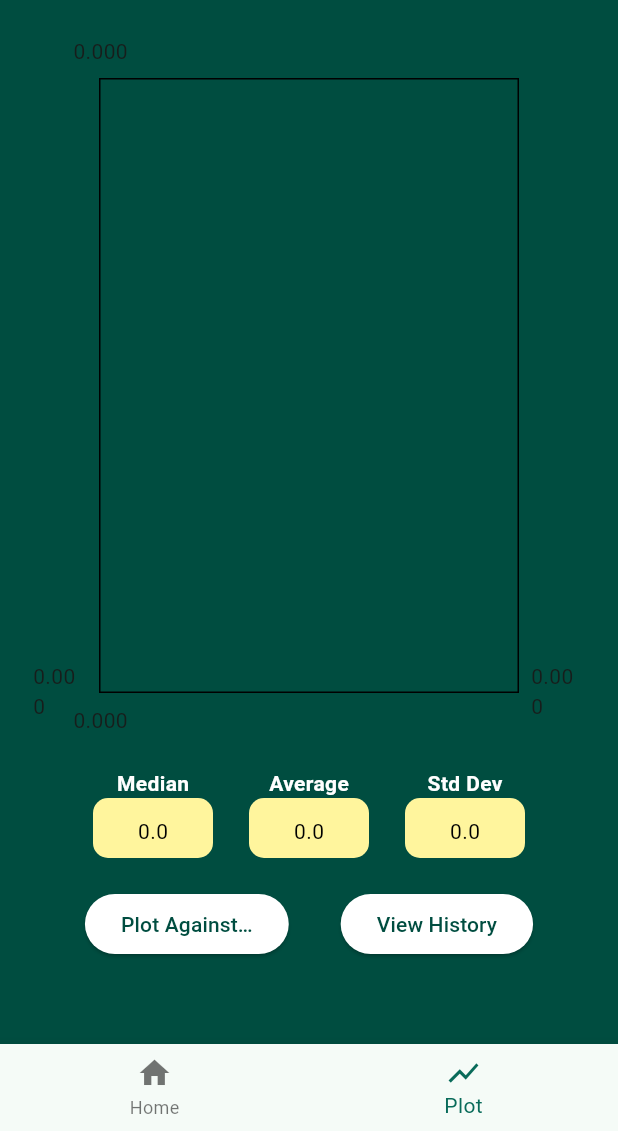
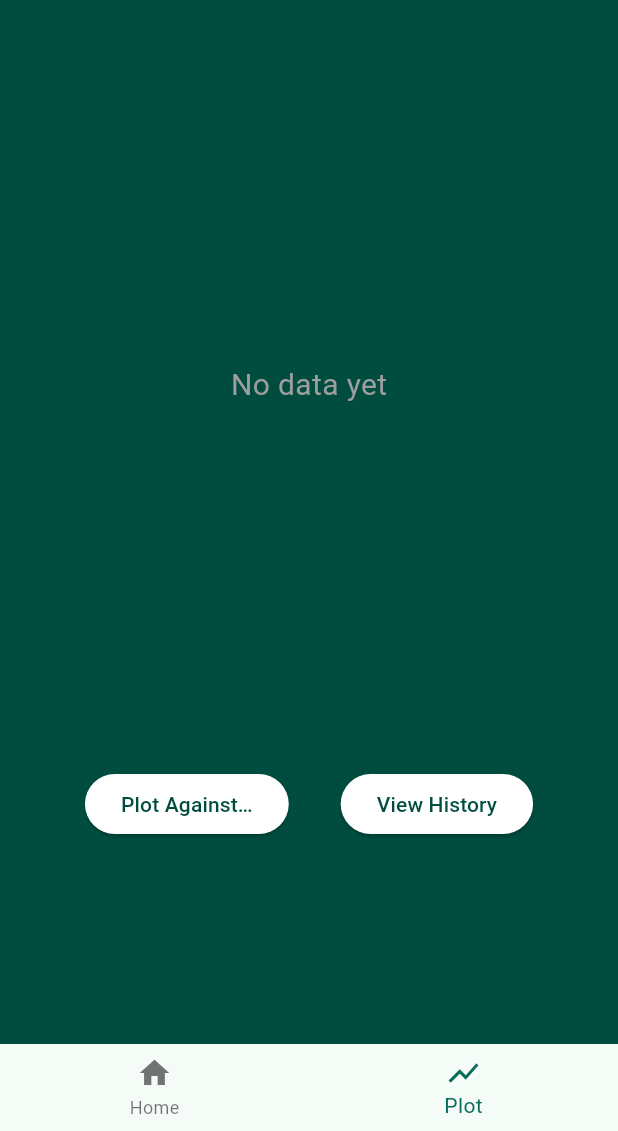
Before and after one commit to wsy1229rose/TreeRing, a Flutter app: the ScaffoldWithNav screen opened directly with empty values, item 2 of the bottom bar chosen, on a phone screen of 412 x 824 dp, the part 105-1236 px from its top. Run offline on Flutter 3.47's test engine with Material 3 defaults, Android fonts, the phone set to English and light mode, and no system bars; drawn by our look-alikes of fl_chart; our stand-ins replace image_picker, sqflite; accounts and stored records are empty.

Commit message:
LineChartWidget completed. Legend, Tooltip added. Nomalized curve fixed

```diff
--- a/lib/main.dart
+++ b/lib/main.dart
@@ -38,7 +38,7 @@ class TreeRingApp extends StatelessWidget {
       initialRoute: '/start',
       routes: {
         '/start': (context) => const StartPage(),
-        '/': (context) => const HomePage(),
+        '/': (context) => const HomePage(initialMood: 0),
         PlotPage.routeName: (_) => const PlotPage(),
         RecordPage.routeName: (_) => const RecordPage(),
         MonthlyReportPage.routeName: (_) => const MonthlyReportPage(),
--- a/lib/screens/plot_page.dart
+++ b/lib/screens/plot_page.dart
@@ -124,7 +124,6 @@ class _PlotPageState extends State<PlotPage> {
           padding: const EdgeInsets.all(22),
           child: Column(
             children: [
-              // Replaced internal LineChart + tooltip stack with our new widget ---
               LineChartWidget(
                 key: ValueKey(_selectedMoodidi?.id),
                 selectedMoodidi: _selectedMoodidi,
@@ -132,16 +131,15 @@ class _PlotPageState extends State<PlotPage> {
                 //buildMoodTooltip: (entry) => buildMoodTooltip(context, entry),
                 //buildAvgTooltip: (value) => buildAvgTooltip(context, value),
               ),
-
-              const SizedBox(height: 20),
-              Row(
-                mainAxisAlignment: MainAxisAlignment.spaceEvenly,
-                children: [
-                  ComputeStats(
-                    moodidi: _selectedMoodidi,
-                  ),
-                ]
-              ),
+              // const SizedBox(height: 20),
+              // Row(
+              //   mainAxisAlignment: MainAxisAlignment.spaceEvenly,
+              //   children: [
+              //     ComputeStats(
+              //       moodidi: _selectedMoodidi,
+              //     ),
+              //   ]
+              // ),
               const SizedBox(height: 20),
               Row(
                 mainAxisAlignment: MainAxisAlignment.spaceEvenly,
--- a/lib/widgets/compute_stats.dart
+++ b/lib/widgets/compute_stats.dart
@@ -1,60 +1,19 @@
 import 'dart:math';
 import 'package:flutter/material.dart';
 import '../models/moodidi.dart';
-import '../models/mood_entry.dart';
-import 'package:treering/db/database_helper.dart';
+import 'line_chart.dart'; // ← Import chart data
 
 // A widget that displays average, median, and standard deviation
 /// statistics for mood entries. If a yes/no moodidi is selected, it
 /// shows separate stats for yes and no days. Otherwise, it shows
 /// overall stats for all mood entries.
-class ComputeStats extends StatefulWidget {
+class ComputeStats extends StatelessWidget {
   final Moodidi? moodidi;
 
   const ComputeStats({
     Key? key,
     this.moodidi,
   }) : super(key: key);
-
-  @override
-  State<ComputeStats> createState() => _ComputeStatsState();
-}
-
-class _ComputeStatsState extends State<ComputeStats> {
-  List<MoodEntry> moodEntries = [];
-  List<MoodEntry> yesEntries = [];
-  List<MoodEntry> noEntries = [];
-
-  @override
-  void initState() {
-    super.initState();
-    _loadStats();
-  }
-
-  Future<void> _loadStats() async {
-    final all = await DatabaseHelper.instance.getAllMoodEntries();
-    final moodidi = widget.moodidi;
-
-    final yes = <MoodEntry>[];
-    final no = <MoodEntry>[];
-
-    if (moodidi != null) {
-      for (final entry in all) {
-        final response = entry.responses?[moodidi.keyword];
-        if (response == true) {
-          yes.add(entry);
-        } else if (response == false) {
-          no.add(entry);
-        }
-      }
-    }
-
-    setState(() {
-      moodEntries = all;
-      yesEntries = yes;
-      noEntries = no;
-    });
-  }
 
   double _mean(List<double> xs) {
     if (xs.isEmpty) return 0.0;
@@ -77,10 +36,15 @@ class _ComputeStatsState extends State<ComputeStats> {
 
   @override
   Widget build(BuildContext context) {
-    // Case: yes/no moodidi selected
-    if (widget.moodidi != null && !widget.moodidi!.isNumeric) {
-      final yesVals = yesEntries.map((e) => e.rating.toDouble()).toList();
-      final noVals  = noEntries.map((e) => e.rating.toDouble()).toList();
+    final chartState = context.findAncestorStateOfType<LineChartWidgetState>();
+
+    if (chartState == null) {
+      return const Text('Error: No chart state found');
+    }
+
+    if (moodidi != null && !moodidi!.isNumeric) {
+      final yesVals = chartState.yesSpots.map((s) => s.y).toList();
+      final noVals  = chartState.noSpots.map((s) => s.y).toList();
 
       final avgYes = _mean(yesVals).toStringAsFixed(1);
       final medYes = _median(yesVals).toStringAsFixed(1);
@@ -101,11 +65,10 @@ class _ComputeStatsState extends State<ComputeStats> {
       );
     }
 
-    // Default case: no moodidi selected or numeric moodidi: overall stats
-    final allVals = moodEntries.map((e) => e.rating.toDouble()).toList();
-    final avg   = _mean(allVals).toStringAsFixed(1);
-    final med   = _median(allVals).toStringAsFixed(1);
-    final std   = _stdDev(allVals).toStringAsFixed(1);
+    final allVals = chartState.moodSpots.map((s) => s.y).toList();
+    final avg = _mean(allVals).toStringAsFixed(1);
+    final med = _median(allVals).toStringAsFixed(1);
+    final std = _stdDev(allVals).toStringAsFixed(1);
 
     return Row(
       mainAxisAlignment: MainAxisAlignment.spaceEvenly,
--- a/lib/widgets/line_chart.dart
+++ b/lib/widgets/line_chart.dart
@@ -1,10 +1,10 @@
 import 'package:flutter/material.dart';
 import 'package:fl_chart/fl_chart.dart';
 import 'package:treering/models/mood_entry.dart';
-import 'package:treering/models/moodidi_entry.dart';
 import 'package:treering/models/moodidi.dart';
 import 'package:treering/utils/data_normalization.dart';
 import 'package:treering/db/database_helper.dart';
+import 'compute_stats.dart';
 import 'package:treering/widgets/tooltip.dart';
 
 enum TooltipType { mood, avgChange }
@@ -25,26 +25,32 @@ class LineChartWidget extends StatefulWidget {
   }) : super(key: key);
 
   @override
-  State<LineChartWidget> createState() => _LineChartWidgetState();
+  State<LineChartWidget> createState() => LineChartWidgetState();
 }
 
-class _LineChartWidgetState extends State<LineChartWidget> {
-  // Offset? _tooltipOffset;
-  // TooltipType? _tooltipType;
-  // MoodEntry? _tappedEntry;
-  // double? _tappedAvgValue;
+class LineChartWidgetState extends State<LineChartWidget> {
+  Offset? _tooltipOffset;
+  MoodEntry? _tappedEntry;
+  bool _showTooltip = false;
 
   late List<MoodEntry> _moodEntries;
   late List<FlSpot> _cumulativeAvgSpots;
   late double _avg;
 
-  late List<double> _normalizedMoodidiEntries;
+  late List<FlSpot> _normalizedSpots;
 
   late List<FlSpot> _moodSpots;
   late List<FlSpot> _yesSpots;
   late List<FlSpot> _yesAvgSpots;
   late List<FlSpot> _noSpots;
   late List<FlSpot> _noAvgSpots;
+
+
+
+  // Public read-only accessors:
+  List<FlSpot> get moodSpots => _moodSpots;
+  List<FlSpot> get yesSpots => _yesSpots;
+  List<FlSpot> get noSpots => _noSpots;
 
   @override
   void initState() {
@@ -65,23 +71,29 @@ class _LineChartWidgetState extends State<LineChartWidget> {
 
   Future<void> _loadData() async {
     List<MoodEntry> moodEntries = [];
-    List<double> normalizedMoodidiEntries = [];
     final yesSpots = <FlSpot>[];
     final yesAvgSpots = <FlSpot>[];
     final noSpots = <FlSpot>[];
     final noAvgSpots = <FlSpot>[];
+    //List<FlSpot> normalizedSpots = [];
 
     moodEntries = (await DatabaseHelper.instance.getAllMoodEntries()).take(widget.visibleCount).toList().reversed.toList();
 
     if (widget.selectedMoodidi != null) {
       if (widget.selectedMoodidi!.isNumeric) {
-        List<MoodidiEntry> moodidiEntries = [];
+        // Normalized moodidiEntries curve
+        final keyword = widget.selectedMoodidi!.keyword;
+        final moodVals = moodEntries.map((e) => e.rating.toDouble()).toList();
+        final moodidiRawVals = moodEntries.map((e) => e.responses?[keyword]).toList();
 
-        moodidiEntries = (await DatabaseHelper.instance.getAllMoodidiEntries(widget.selectedMoodidi!.keyword)).take(widget.visibleCount).toList().reversed.toList();
-        //debugPrint('[LINE_CHART_moodidiEntries] got ${moodidiEntries.length} moodidi entries');
-        final moodList = moodEntries.map((e) => e.rating.toDouble()).toList();
-        final moodidiList = moodidiEntries.map((e) => e.entry.toDouble()).toList();
-        normalizedMoodidiEntries = normalizeSeries(original: moodList, series: moodidiList);
+        final normalizedSpots = normalizeSeries(
+          original: moodVals,
+          rawSeries: moodidiRawVals,
+        );
+
+        setState(() {
+          _normalizedSpots = normalizedSpots;
+        });
 
       } else {
         for (int i = 0; i < moodEntries.length; i++) {
@@ -100,12 +112,27 @@ class _LineChartWidgetState extends State<LineChartWidget> {
         final yesAvg = yesSpots.isNotEmpty
             ? yesSpots.map((s) => s.y).reduce((a, b) => a + b) / yesSpots.length
             : 0.0;
-        yesAvgSpots.addAll(yesSpots.map((s) => FlSpot(s.x, yesAvg)));
-
         final noAvg = noSpots.isNotEmpty
             ? noSpots.map((s) => s.y).reduce((a, b) => a + b) / noSpots.length
             : 0.0;
-        noAvgSpots.addAll(noSpots.map((s) => FlSpot(s.x, noAvg)));
+
+        final int lastX = moodEntries.length - 1;
+
+        yesAvgSpots.addAll([
+          FlSpot(0, yesAvg),
+          FlSpot(lastX.toDouble(), yesAvg),
+        ]);
+        noAvgSpots.addAll([
+          FlSpot(0, noAvg),
+          FlSpot(lastX.toDouble(), noAvg),
+        ]);
+
+        setState(() {
+          _yesSpots = yesSpots;
+          _yesAvgSpots = yesAvgSpots;
+          _noSpots = noSpots;
+          _noAvgSpots = noAvgSpots;
+        });
       }
     }
 
@@ -125,21 +152,94 @@ class _LineChartWidgetState extends State<LineChartWidget> {
 
     setState(() {
       _moodEntries = moodEntries;
-      _normalizedMoodidiEntries = normalizedMoodidiEntries;
-      _yesSpots = yesSpots;
-      _yesAvgSpots = yesAvgSpots;
-      _noSpots = noSpots;
-     _noAvgSpots = noAvgSpots;
       _moodSpots = moodSpots;
       _cumulativeAvgSpots = cumulativeAvgSpots;
       _avg = avg;
     });
   }
 
+  Widget _buildLegend() {
+    final legendItems = <Widget>[];
+
+    // Case 1: Default mood plot
+    if (widget.selectedMoodidi == null) {
+      legendItems.addAll([
+        _legendItem(Colors.green, 'Mood'),
+        _legendItem(Colors.yellow.shade200, 'Cumulative Avg'),
+        _legendItem(const Color.fromARGB(255, 136, 136, 136), 'Average'),
+      ]);
+    }
+
+    // Case 2: Yes/No moodidi selected
+    else if (!widget.selectedMoodidi!.isNumeric) {
+      final keyword = widget.selectedMoodidi!.keyword;
+      legendItems.addAll([
+        _legendItem(const Color.fromARGB(255, 27, 155, 214), 'Moodidi $keyword - yes'),
+        _legendItem(const Color.fromARGB(255, 8, 70, 179), 'yes line avg'),
+        _legendItem(Colors.orangeAccent, 'Moodidi $keyword - no'),
+        _legendItem(const Color.fromARGB(255, 167, 97, 17), 'no line avg'),
+      ]);
+    }
+
+    // Case 3: Numeric moodidi selected (show mood plot + normalized curve)
+    else if (widget.selectedMoodidi!.isNumeric) {
+      final keyword = widget.selectedMoodidi!.keyword;
+      legendItems.addAll([
+        _legendItem(Colors.green, 'Mood'),
+        _legendItem(Colors.grey, 'Average'),
+        _legendItem(const Color.fromARGB(255, 20, 186, 236), 'Normalized\n$keyword'),
+      ]);
+    }
+
+    return Container(
+      padding: const EdgeInsets.all(8),
+      child: Column(
+        crossAxisAlignment: CrossAxisAlignment.start,
+        children: legendItems,
+      ),
+    );
+  }
+
+  Widget _legendItem(Color color, String label) {
+    return Padding(
+      padding: const EdgeInsets.symmetric(vertical: 2),
+      child: Row(
+        mainAxisSize: MainAxisSize.min,
+        children: [
+          Container(
+            width: 10,
+            height: 10,
+            margin: const EdgeInsets.only(right: 6),
+            decoration: BoxDecoration(
+              color: color,
+              shape: BoxShape.circle,
+            ),
+          ),
+          Text(label, style: const TextStyle(fontSize: 12)),
+        ],
+      ),
+    );
+  }
 
   @override
   Widget build(BuildContext context) {
-  return SizedBox(
+    if (_moodEntries.isEmpty) {
+      return const SizedBox(
+        height: 470,
+        child: Center(
+          child: Text(
+            'No data yet',
+            style: TextStyle(fontSize: 20, color: Colors.grey),
+          ),
+        ),
+      );
+    }
+    return Column(
+      crossAxisAlignment: CrossAxisAlignment.stretch,
+      children: [
+        Stack(
+          children: [
+            SizedBox(
               height: 470,
               child: LineChart(
                 LineChartData(
@@ -163,7 +263,7 @@ Widget build(BuildContext context) {
                       LineChartBarData(                      // yes Avg entries
                         spots: _yesAvgSpots,
                         barWidth: 1.5,
-              color: const Color.fromARGB(255, 34, 33, 146),
+                        color: const Color.fromARGB(255, 47, 44, 206),
                         dashArray: [5, 5],
                         dotData: const FlDotData(show: false),
                       ),
@@ -173,7 +273,7 @@ Widget build(BuildContext context) {
                         dotData: FlDotData(show: true),
                       ),
                       LineChartBarData(                      // No Avg entries
-              spots: _yesAvgSpots,
+                        spots: _noAvgSpots,
                         barWidth: 1.5,
                         color: const Color.fromARGB(255, 167, 97, 17),
                         dashArray: [5, 5],
@@ -184,19 +284,21 @@ Widget build(BuildContext context) {
                         spots: List.generate(_moodEntries.length,
                           (i) => FlSpot(i.toDouble(), _moodEntries[i].rating.toDouble()),
                         ),
+                        color:  Colors.green,
                         dotData: FlDotData(show: true),
                       ),
                       LineChartBarData(                    // normalized
-              spots: List.generate(_normalizedMoodidiEntries.length,
-                (i) => FlSpot(i.toDouble(), _normalizedMoodidiEntries[i]),
-              ),
-              color: Colors.deepPurple,
+                        // spots: List.generate(_normalizedMoodidiEntries.length,
+                        //   (i) => FlSpot(i.toDouble(), _normalizedMoodidiEntries[i]),
+                        // ),
+                        spots: _normalizedSpots,
+                        dotData: FlDotData(show: false),
                         isCurved: true,
-              dotData: FlDotData(show: true),
                       ),
                     ] else ...[
                       LineChartBarData(                     // mood plot
                         spots: _moodSpots,
+                        color:  Colors.green,
                         barWidth: 2,
                         dotData: const FlDotData(show: true),
                       ),
@@ -208,95 +310,7 @@ Widget build(BuildContext context) {
                         dotData: const FlDotData(show: false),
                       ),
                     ]
-        ],
-      ),
-    ),
-  );
-}
-
-
-  // @override
-  // Widget build(BuildContext context) {
-  //   return FutureBuilder<List<dynamic>>(
-  //     future: Future.wait([_allMoodEntriesFuture,
-  //     _allMoodidiEntriesFuture ?? Future.value([]), // fallback if null
-  //     ]),
-  //     builder: (context, snapshot) {
-  //       if (snapshot.connectionState == ConnectionState.waiting) {
-  //         return const Center(child: CircularProgressIndicator());
-  //       } else if (!snapshot.hasData || snapshot.data!.isEmpty) {
-  //         return const Center(child: Text('No data yet.'));
-  //       }
-  //       return FutureBuilder<List<double>>(
-  //         future: _normalizedMoodidiEntries,
-  //         builder: (context, normSnapshot) {
-  //  //         final normalizedMoodidiValues = normSnapshot.data ?? [];
-
-  //           return Container(
-  //             height: 470,
-       /*       child: Stack(
-                children: [
-                  LineChart(
-                    LineChartData(
-                      lineBarsData: [
-                          if (widget.selectedMoodidi != null && !widget.selectedMoodidi!.isNumeric) ...[
-                          LineChartBarData(                     // yes mood plot
-                            // spots: yesEntries
-                            //     .map((e) => FlSpot(e.timestamp.millisecondsSinceEpoch.toDouble(), e.rating.toDouble()))
-                            //     .toList(),
-                            spots: List.generate(yesEntries.length,
-                              (i) => FlSpot(i.toDouble(), yesEntries[i].entry.toDouble())
-                            ),
-                            color: const Color.fromARGB(255, 55, 188, 250),
-                            dotData: FlDotData(show: true),
-                          ),
-                          LineChartBarData(                     // no mood plot
-                            spots: List.generate(noEntries.length,
-                              (i) => FlSpot(i.toDouble(), noEntries[i].entry.toDouble())
-                            ),
-                            color: Colors.lightGreen,
-                            dotData: FlDotData(show: true),
-                          ),
-                        ] else if (widget.selectedMoodidi != null && widget.selectedMoodidi!.isNumeric) ...[
-                          LineChartBarData(                     // mood plot
-                            spots: spots,
-                            color: const Color.fromARGB(255, 11, 125, 218),
-                            dotData: FlDotData(show: true),
-                          ),
-                          LineChartBarData(                     // normalized moodidi plot
-                            spots: List.generate(
-                              normalizedMoodidiValues.length,
-                              (i) => FlSpot(i.toDouble(), normalizedMoodidiValues[i],
-                              ),
-                            ),
-                            isCurved: true,
-                            color: const Color.fromARGB(255, 238, 109, 152),
-                            dotData: FlDotData(show: true),
-                          ),
-                        ] else ...[
-                          LineChartBarData(                     // mood plot
-                            spots: spots,
-                            barWidth: 2,
-                            dotData: const FlDotData(show: true),
-                          ),
-                          LineChartBarData(                     // avg
-                            spots: List.generate(
-                              spots.length,
-                              (i) => FlSpot(spots[i].x, avg),
-                            ),
-                            barWidth: 1.5,
-                            color: Colors.grey,
-                            dashArray: [5, 5],
-                            dotData: const FlDotData(show: false),
-                          ),
-                          LineChartBarData(                      // culmulative
-                            spots: cumulativeAvgSpots,
-                            isCurved: true,
-                            barWidth: 2,
-                            color: Colors.yellow.shade200,
-                            dotData: const FlDotData(show: false),
-                          ),
-                        ]
+                    // axis
                   ],
                   titlesData: FlTitlesData(
                     bottomTitles: AxisTitles(
@@ -325,37 +339,105 @@ Widget build(BuildContext context) {
                     topTitles: AxisTitles(sideTitles: SideTitles(showTitles: false)),
                     rightTitles: AxisTitles(sideTitles: SideTitles(showTitles: false)),
                   ),
-                      borderData: FlBorderData(show: false),
-                      gridData: FlGridData(show: false),
-                      // LineTouch
                   lineTouchData: LineTouchData(
-                        getTooltipItems: (List<LineBarSpot> touchedSpots) {
-                          return touchSpots.map((spots) {
-                            final entry = entries[spot.x.toInt()];
-                            final buffer = StringBuffe();
+                    handleBuiltInTouches: true,
+                    touchCallback: (FlTouchEvent event, LineTouchResponse? response) {
+                      final spot = response?.lineBarSpots?.first;
 
-                            // Line 1: Mood
-                            buffer.writeln('Mood: ${entry.rating}');
-
-                            // Line 2: Avg
-                            buffer.writeln('Avg: ${spot.y.toStringAsFixed(2)}');
-
-                            // (Optional) Line 3: Cumulative Avg, if you're calculating it:
-                            // buffer.writeln('Cum. Avg: ${...}');
-
-                            // Line 4: Description
-                            if (entry.description?.isNotEmpty == true) {
-                              buffer.writeln('Note: ${entry.description!}');
+                      if (spot != null && event is FlLongPressStart || event is FlTapDownEvent) {
+                        setState(() {
+                          _tooltipOffset = event.localPosition;
+                          _tappedEntry = _moodEntries[spot!.x.toInt()];
+                          _showTooltip = true;
+                        });
+                      } else if (event is FlLongPressEnd || event is FlPanEndEvent || event is FlTapUpEvent) {
+                        setState(() {
+                          _showTooltip = false;
+                        });
+                      }
+                    },
+                    getTouchedSpotIndicator: (barData, spotIndexes) {
+                      return spotIndexes.map((index) => null).toList();
+                    }, // optional
+                    //touchTooltipData: LineTouchTooltipData(tooltipPadding: EdgeInsets.zero, tooltipMargin: 0),
+                    touchTooltipData: LineTouchTooltipData(
+                      tooltipMargin: 0,
+                      tooltipPadding: EdgeInsets.zero,
+                      getTooltipItems: (_) => [],
+                    ),
+                  ),
+                ),
+              ),
+            ),
+            if (_showTooltip && _tooltipOffset != null && _tappedEntry != null)
+              Positioned(
+                left: _tooltipOffset!.dx,
+                top: _tooltipOffset!.dy - 100,
+                child: buildMoodTooltip(context, _tappedEntry!),
+              ),
+            Positioned(
+              top: 10,
+              right: 10,
+              child: _buildLegend(),
+            ),
+          ],
+        ),
+        const SizedBox(height: 20),
+        ComputeStats(moodidi: widget.selectedMoodidi),
+      ],
+    );
   }
 
-                            return LineTooltipItem(
-                              buffer.toString(), // ✅ plain string
-                              const TextStyle(color: Colors.white),
-                            );
-                          }).toList();
-                        } */
+      /*  lineTouchData: LineTouchData(
+          touchCallback: (FlTouchEvent event, LineTouchResponse? response) {
+            if (!event.isInterestedForInteractions  || response == null) return;
+            final spot = response.lineBarSpots?.first;
+            if (spot != null) {
+              final barIndex = spot.barIndex;// Optional: prevent overflow
 
-                    /*    touchCallback: (FlTouchEvent event, LineTouchResponse? response) {
+              setState(() {
+                _tooltipOffset = event.localPosition;
+                _tooltipType = TooltipType.mood;
+                _tappedEntry = _moodEntries[spot.x.toInt()];
+                if (barIndex == 0) {
+                //_tooltipType = TooltipType.avg;
+                // } else if (barIndex == 1) {
+                //   _tooltipType = TooltipType.moodidi;
+                //   _tappedMoodidiValue = normalizedMoodidiValues[spot.x.toInt()];
+                } else {
+                  _tooltipType = null;
+                }
+              });
+            }
+          },
+        ) */
+
+
+  // @override
+  // Widget build(BuildContext context) {
+  //   return FutureBuilder<List<dynamic>>(
+  //     builder: (context, snapshot) {
+  //       if (snapshot.connectionState == ConnectionState.waiting) {
+  //         return const Center(child: CircularProgressIndicator());
+  //       } else if (!snapshot.hasData || snapshot.data!.isEmpty) {
+  //         return const Center(child: Text('No data yet.'));
+  //       }
+  //       return FutureBuilder<List<double>>(
+  //         future: _normalizedMoodidiEntries,
+  //         builder: (context, normSnapshot) {
+  //           final normalizedMoodidiValues = normSnapshot.data ?? [];
+
+  //           return Container(
+  //             height: 470,
+       /*       child: Stack(
+                children: [
+                  LineChart(
+                    LineChartData(
+                      lineBarsData: [
+                      ],
+
+
+                        touchCallback: (FlTouchEvent event, LineTouchResponse? response) {
                           if (!event.isInterestedForInteractions  || response == null) return;
                           final spot = response.lineBarSpots?.first;
                           if (spot != null) {
--- a/lib/widgets/scaffold_with_nav.dart
+++ b/lib/widgets/scaffold_with_nav.dart
@@ -13,7 +13,7 @@ class ScaffoldWithNav extends StatelessWidget {
     required this.currentIndex,
   });
 
-  void _onItemTapped(BuildContext context, int index) {
+void _onItemTapped(BuildContext context, int index) {
     if (index == currentIndex) return;
     switch (index) {
       case 0:
@@ -24,6 +24,7 @@ class ScaffoldWithNav extends StatelessWidget {
         break;
     }
   }
+
 
   @override
   Widget build(BuildContext context) {
```
Also changed, not shown: lib/screens/home_page.dart (+10 -2 lines), lib/utils/data_normalization.dart (+44 -8 lines), lib/widgets/start_page.dart (+8 -13 lines), flutter_01.png (added). Lines whose indentation alone changed are shown as unchanged.
